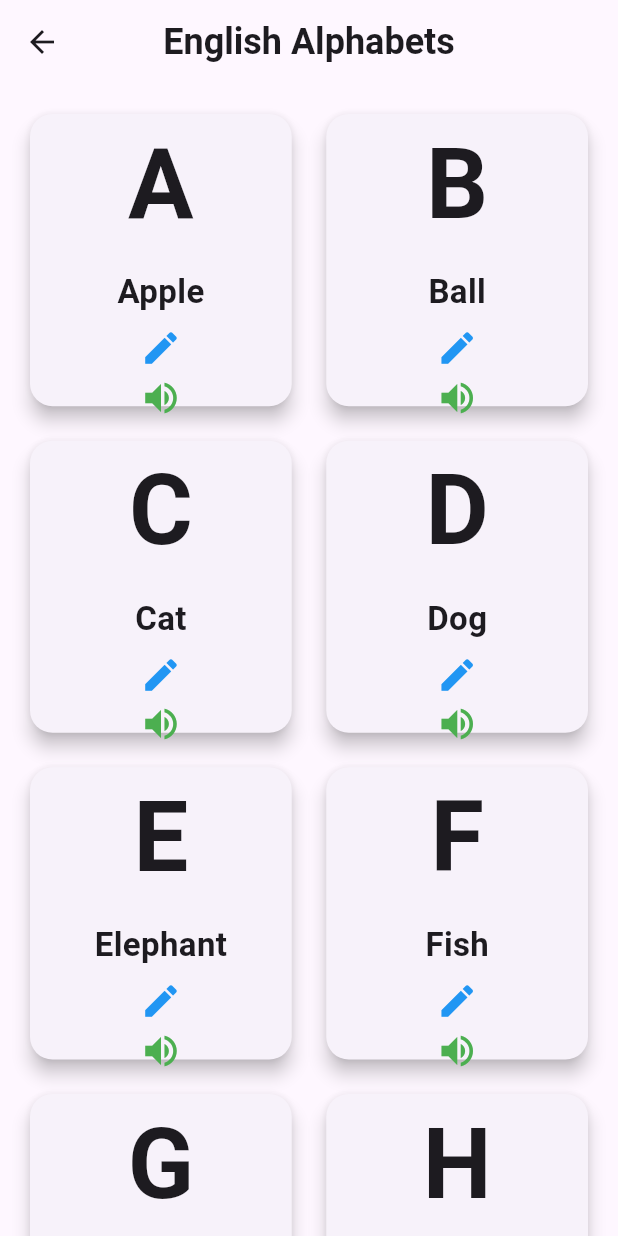
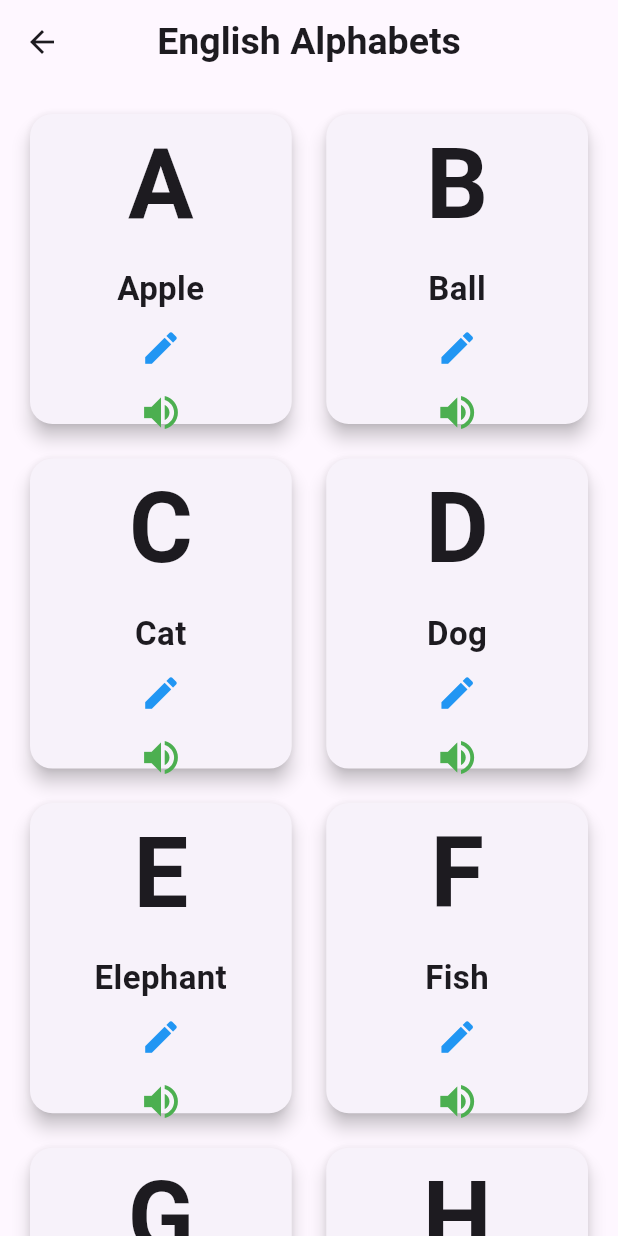
Before and after one commit to sakshibhagit05/marathi-mulakshare, a Flutter app: the EnglishAlphabetScreen screen opened directly, on a phone screen of 412 x 824 dp. Run offline on Flutter 3.47's test engine with Material 3 defaults, Android fonts, the phone set to English and light mode, and no system bars; our stand-ins replace flutter_svg, flutter_tts, google_fonts.

```diff
--- a/lib/screens/english_alphabet_screen.dart
+++ b/lib/screens/english_alphabet_screen.dart
@@ -37,12 +37,16 @@ class EnglishAlphabetScreen extends StatelessWidget {
 
   @override
   Widget build(BuildContext context) {
+    // Complete A-Z list
+    final List<String> allLetters =
+        letters.map((e) => e["letter"]!).toList();
+
     return Scaffold(
       appBar: AppBar(
         title: const Text(
           "English Alphabets",
           style: TextStyle(
-            fontSize: 24,
+            fontSize: 25,
             fontWeight: FontWeight.bold,
           ),
         ),
@@ -59,7 +63,7 @@ class EnglishAlphabetScreen extends StatelessWidget {
           crossAxisCount: 2,
           crossAxisSpacing: 15,
           mainAxisSpacing: 15,
-          childAspectRatio: 0.9,
+          childAspectRatio: 0.85,
         ),
 
         itemBuilder: (context, index) {
@@ -70,7 +74,7 @@ class EnglishAlphabetScreen extends StatelessWidget {
               letters[index]["word"]!;
 
           return InkWell(
-            borderRadius: BorderRadius.circular(12),
+            borderRadius: BorderRadius.circular(15),
 
             onTap: () {
               TtsService.speak(currentLetter);
@@ -81,11 +85,9 @@ class EnglishAlphabetScreen extends StatelessWidget {
                   builder: (_) => EnglishTracingScreen(
                     letter: currentLetter,
 
-                    // VERY IMPORTANT
-                    // Send complete alphabet list
-                    groupLetters: letters
-                        .map((item) => item["letter"]!)
-                        .toList(),
+                    // IMPORTANT
+                    // Send complete A-Z list
+                    groupLetters: allLetters,
                   ),
                 ),
               );
@@ -95,8 +97,7 @@ class EnglishAlphabetScreen extends StatelessWidget {
               elevation: 5,
 
               shape: RoundedRectangleBorder(
-                borderRadius:
-                    BorderRadius.circular(15),
+                borderRadius: BorderRadius.circular(15),
               ),
 
               child: Column(
@@ -104,27 +105,38 @@ class EnglishAlphabetScreen extends StatelessWidget {
                     MainAxisAlignment.center,
 
                 children: [
+                  // -----------------------------------
+                  // LETTER
+                  // -----------------------------------
+
                   Text(
                     currentLetter,
-
                     style: const TextStyle(
                       fontSize: 65,
                       fontWeight: FontWeight.bold,
                     ),
                   ),
 
-                  const SizedBox(height: 10),
+                  const SizedBox(height: 8),
+
+                  // -----------------------------------
+                  // WORD
+                  // -----------------------------------
 
                   Text(
                     word,
-
+                    textAlign: TextAlign.center,
                     style: const TextStyle(
                       fontSize: 22,
                       fontWeight: FontWeight.bold,
                     ),
                   ),
 
-                  const SizedBox(height: 8),
+                  const SizedBox(height: 10),
+
+                  // -----------------------------------
+                  // EDIT ICON
+                  // -----------------------------------
 
                   const Icon(
                     Icons.edit,
@@ -134,10 +146,19 @@ class EnglishAlphabetScreen extends StatelessWidget {
 
                   const SizedBox(height: 5),
 
-                  const Icon(
-                    Icons.volume_up,
-                    color: Colors.green,
-                    size: 28,
+                  // -----------------------------------
+                  // SOUND ICON
+                  // -----------------------------------
+
+                  IconButton(
+                    icon: const Icon(
+                      Icons.volume_up,
+                      color: Colors.green,
+                      size: 30,
+                    ),
+                    onPressed: () {
+                      TtsService.speak(currentLetter);
+                    },
                   ),
                 ],
               ),
```
Also changed, not shown: lib/screens/english_numbers_screen.dart (+44 -24 lines), lib/screens/english_tracing_screen.dart (+63 -42 lines), lib/widgets/drawing_board.dart (+25 -48 lines).
